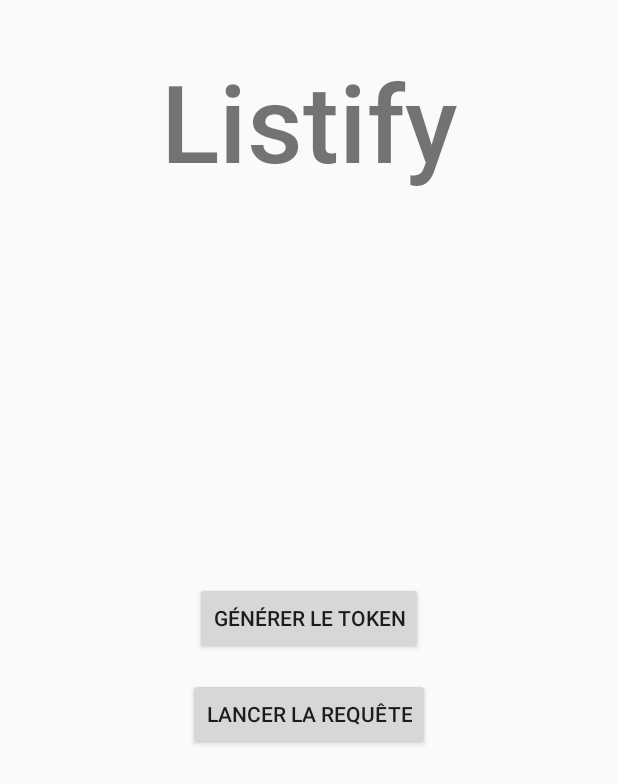
After one commit to AymericLeFeyer/TAC, an Android app: the layout fragment_search.xml on its own in the app's theme, with its tools: preview values and no code run, on a phone screen of 412 x 824 dp. The commit adds this screen. Shown: the top 784 px of the screen. Run offline under Robolectric (Android 15) with nearby library versions, the phone set to English and light mode, and no system bars.

Commit message:
add fragment

```diff
--- a/Listify/app/build.gradle
+++ b/Listify/app/build.gradle
@@ -37,6 +37,7 @@ dependencies {
     implementation 'androidx.appcompat:appcompat:1.2.0'
     implementation 'androidx.constraintlayout:constraintlayout:2.0.1'
     implementation 'androidx.navigation:navigation-runtime:2.3.0'
+    implementation 'androidx.legacy:legacy-support-v4:1.0.0'
     testImplementation 'junit:junit:4.12'
     androidTestImplementation 'androidx.test.ext:junit:1.1.2'
     androidTestImplementation 'androidx.test.espresso:espresso-core:3.3.0'
--- /dev/null
+++ b/Listify/app/src/main/res/layout/fragment_search.xml
@@ -0,0 +1,41 @@
+<?xml version="1.0" encoding="utf-8"?>
+<androidx.constraintlayout.widget.ConstraintLayout xmlns:android="http://schemas.android.com/apk/res/android"
+    xmlns:app="http://schemas.android.com/apk/res-auto"
+    xmlns:tools="http://schemas.android.com/tools"
+    android:layout_width="match_parent"
+    android:layout_height="match_parent"
+    tools:context=".view.MainActivity">
+
+    <TextView
+        android:id="@+id/textView"
+        android:layout_width="wrap_content"
+        android:layout_height="wrap_content"
+        android:layout_marginTop="32dp"
+        android:fontFamily="sans-serif-medium"
+        android:text="@string/app_name"
+        android:textSize="72dp"
+        app:layout_constraintEnd_toEndOf="parent"
+        app:layout_constraintStart_toStartOf="parent"
+        app:layout_constraintTop_toTopOf="parent" />
+
+    <Button
+        android:id="@+id/tokenButton"
+        android:layout_width="wrap_content"
+        android:layout_height="wrap_content"
+        android:text="Générer le token"
+        app:layout_constraintBottom_toBottomOf="parent"
+        app:layout_constraintEnd_toEndOf="parent"
+        app:layout_constraintStart_toStartOf="parent"
+        app:layout_constraintTop_toTopOf="parent" />
+
+    <Button
+        android:id="@+id/searchButton"
+        android:layout_width="wrap_content"
+        android:layout_height="wrap_content"
+        android:layout_marginTop="16dp"
+        android:text="Lancer la requête"
+        app:layout_constraintEnd_toEndOf="parent"
+        app:layout_constraintStart_toStartOf="parent"
+        app:layout_constraintTop_toBottomOf="@+id/tokenButton" />
+
+</androidx.constraintlayout.widget.ConstraintLayout>
--- a/Listify/app/src/main/res/values/strings.xml
+++ b/Listify/app/src/main/res/values/strings.xml
@@ -1,3 +1,5 @@
 <resources>
     <string name="app_name">Listify</string>
+    <!-- TODO: Remove or change this placeholder text -->
+    <string name="hello_blank_fragment">Hello blank fragment</string>
 </resources>
```
Also changed, not shown: Listify/app/src/main/java/fr/leftac/listify/view/MainActivity.java (+1 -51 lines), Listify/app/src/main/java/fr/leftac/listify/view/SearchFragment.java (added, +115 -0 lines), Listify/app/src/main/res/layout/activity_main.xml (+7 -30 lines).
